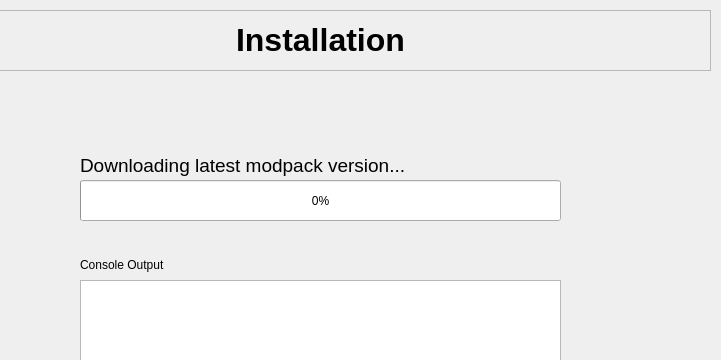
Before: the Qt Designer form src/mainwindow.ui in m-riley04/LethalCompanyModpackInstaller, drawn with Qt 5; both pictures show x 90 to 811 and y 0 to 360 of the 811 by 612 pixel window.
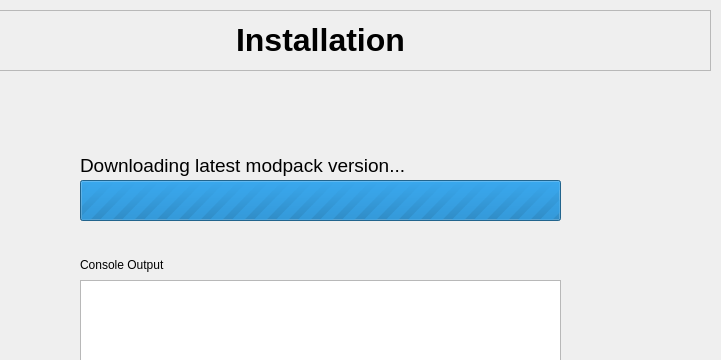
After: the same form once the commit is applied. The open tabs and pages were chosen to show the change.

```diff
--- a/src/mainwindow.ui
+++ b/src/mainwindow.ui
@@ -458,9 +458,15 @@
           <height>41</height>
          </rect>
         </property>
+        <property name="maximum">
+         <number>0</number>
+        </property>
         <property name="value">
          <number>0</number>
         </property>
+        <property name="textVisible">
+         <bool>false</bool>
+        </property>
        </widget>
        <widget class="QTextBrowser" name="text_output">
         <property name="geometry">
```
Left out of the diff: 4 changed lines with no effect on the pictures.
